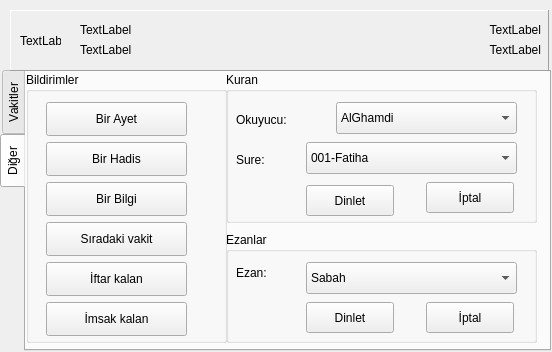
First picture: the form in qtezanvakti.ui, repository fbostanci/ezanvakti-qt-gui, before the edit.
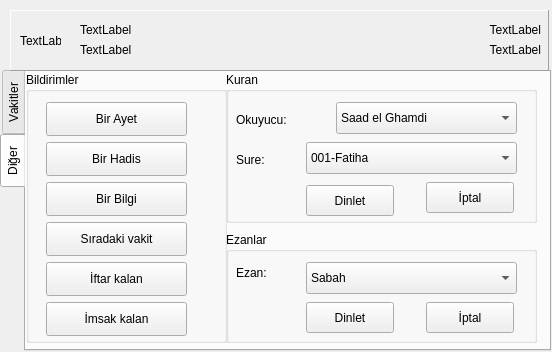
Second picture: the form after the edit.

What changed in the file:
```diff
--- a/qtezanvakti.ui
+++ b/qtezanvakti.ui
@@ -567,7 +567,7 @@
        </property>
        <item>
         <property name="text">
-         <string>AlGhamdi</string>
+         <string>Saad el Ghamdi</string>
         </property>
        </item>
        <item>
```
Left out of the diff: 32 changed lines with no effect on the pictures.
